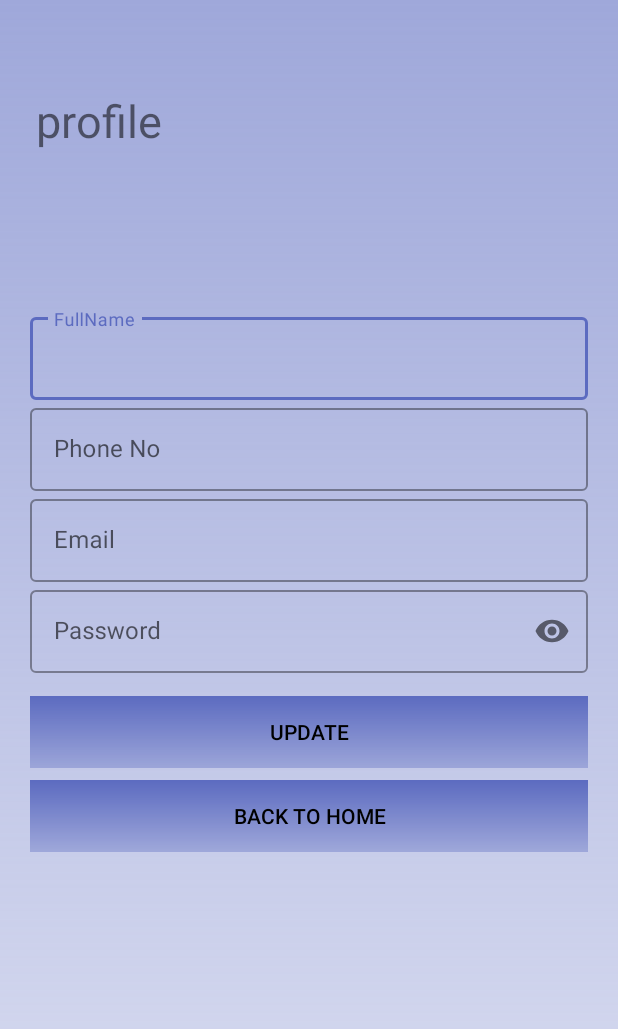
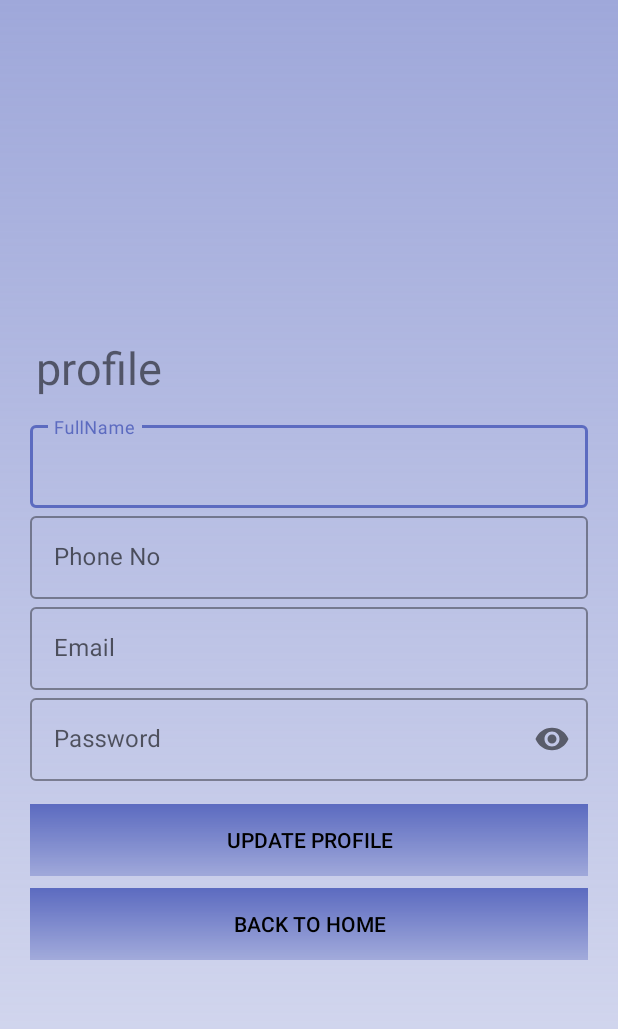
Before and after one commit to nk17x/clinicFinder, an Android app: the profile screen opened directly, with no data from a screen before it, on a phone screen of 412 x 824 dp. Shown: the top 1029 px of the screen. Run offline under Robolectric (Android 15) with nearby library versions, the phone set to English and light mode, and no system bars; our stand-ins replace Firebase (no records; nobody signed in at launch, a user with empty details on screens opened directly); Roboto replaces fonts that are not available here.

Commit message:
11,sep.. profile activity,scrollable login /regis activity fix done

```diff
--- a/app/src/main/java/com/example/clinicFinder/profile.java
+++ b/app/src/main/java/com/example/clinicFinder/profile.java
@@ -45,8 +45,8 @@ public class profile extends AppCompatActivity {
         username= twoStringArray[0];
         firebaseDatabase=FirebaseDatabase.getInstance();
         databaseReference=FirebaseDatabase.getInstance().getReference("users");
-        Query userdetails1 = databaseReference.orderByChild("username").equalTo(username);
-        userdetails1.addListenerForSingleValueEvent(new ValueEventListener(){
+        Query userdetails2 = databaseReference.orderByChild("username").equalTo(username);
+        userdetails2.addListenerForSingleValueEvent(new ValueEventListener(){
             @Override
             public void onDataChange(@NonNull DataSnapshot dataSnapshot) {
                 if(dataSnapshot.exists()){
@@ -84,11 +84,11 @@ public class profile extends AppCompatActivity {
                 protpassword =propassword.getText().toString();
                 String str = protemail;
                 String username=null;
-                if(str.contains(".")){
-                    String [] twoStringArray2= str.split(".",2);
-                    username= twoStringArray2[0];
-                }else{String [] twoStringArray= str.split("@",2);
-                    username= twoStringArray[0];}
+                String [] twoStringArray2= str.split(".",2);
+                username= twoStringArray2[0];
+                Toast.makeText(profile.this, username+"", Toast.LENGTH_SHORT).show();
+                String [] twoStringArray= str.split("@",2);
+                username= twoStringArray[0];
                 UserHelperClass helperClass= new UserHelperClass(protfullname,protphone,protemail,protpassword,username);
                 databaseReference.child(username).setValue(helperClass);
                 if(TextUtils.isEmpty(protemail)){
--- a/app/src/main/res/layout/activity_main.xml
+++ b/app/src/main/res/layout/activity_main.xml
@@ -651,6 +651,7 @@
                 android:layout_marginTop="3dp"
                 android:background="#E95C6BC0"
                 android:minHeight="?attr/actionBarSize"
+                android:paddingLeft="10dp"
                 android:theme="?attr/actionBarTheme"
                 app:layout_constraintEnd_toEndOf="parent"
                 app:layout_constraintStart_toStartOf="parent"
--- a/app/src/main/res/layout/activity_profile.xml
+++ b/app/src/main/res/layout/activity_profile.xml
@@ -12,21 +12,23 @@
         android:layout_width="0dp"
         android:layout_height="53dp"
         android:layout_marginStart="24dp"
-        android:layout_marginTop="60dp"
+        android:layout_marginTop="100dp"
         android:fontFamily="@font/baloo"
         android:text="profile"
         android:textAlignment="textStart"
         android:textSize="30sp"
+        app:layout_constraintBottom_toTopOf="@+id/linearLayoutCompat1"
         app:layout_constraintEnd_toEndOf="parent"
-        app:layout_constraintHorizontal_bias="1.0"
+        app:layout_constraintHorizontal_bias="0.0"
         app:layout_constraintStart_toStartOf="parent"
-        app:layout_constraintTop_toTopOf="parent" />
+        app:layout_constraintTop_toTopOf="parent"
+        app:layout_constraintVertical_bias="1.0" />
 
     <LinearLayout
         android:id="@+id/linearLayoutCompat1"
         android:layout_width="0dp"
         android:layout_height="wrap_content"
-        android:layout_marginBottom="256dp"
+        android:layout_marginBottom="184dp"
         android:orientation="vertical"
         android:paddingLeft="20dp"
         android:paddingRight="20dp"
@@ -48,7 +50,7 @@
                 android:id="@+id/profullname"
                 android:layout_width="match_parent"
                 android:layout_height="55dp"
-                android:inputType="textEmailAddress" />
+                android:inputType="textPersonName" />
 
         </com.google.android.material.textfield.TextInputLayout>
 
@@ -63,7 +65,8 @@
                 android:id="@+id/prophoneno"
                 android:layout_width="match_parent"
                 android:layout_height="55dp"
-                android:inputType="textEmailAddress" />
+                android:layout_marginTop="8dp"
+                android:inputType="phone" />
 
         </com.google.android.material.textfield.TextInputLayout>
 
@@ -78,6 +81,7 @@
                 android:id="@+id/proemail"
                 android:layout_width="match_parent"
                 android:layout_height="55dp"
+                android:layout_marginTop="8dp"
                 android:inputType="textEmailAddress" />
 
         </com.google.android.material.textfield.TextInputLayout>
@@ -94,9 +98,9 @@
                 android:id="@+id/propassword"
                 android:layout_width="match_parent"
                 android:layout_height="55dp"
-                android:inputType="textPassword"
+                android:layout_marginTop="8dp"
 
-                />
+                android:inputType="textPassword" />
 
         </com.google.android.material.textfield.TextInputLayout>
 
@@ -109,7 +113,7 @@
             android:layout_marginTop="15dp"
             android:background="@drawable/gradient1"
             android:foreground="#00000000"
-            android:text="update"
+            android:text="update profile"
             android:textColor="#000000" />
 
         <com.google.android.material.button.MaterialButton
--- a/app/src/main/res/menu/main_menu.xml
+++ b/app/src/main/res/menu/main_menu.xml
@@ -1,5 +1,5 @@
 <?xml version="1.0" encoding="utf-8"?>
-<menu xmlns:android="http://schemas.android.com/apk/res/android">\
+<menu xmlns:android="http://schemas.android.com/apk/res/android">
     <group android:checkableBehavior="single">
 
         <item
```
Also changed, not shown: app/src/main/java/com/example/clinicFinder/registration.java (+5 -7 lines), app/src/main/res/layout/activity_login.xml (+6 -4 lines), app/src/main/res/layout/activity_registration.xml (+8 -6 lines).
